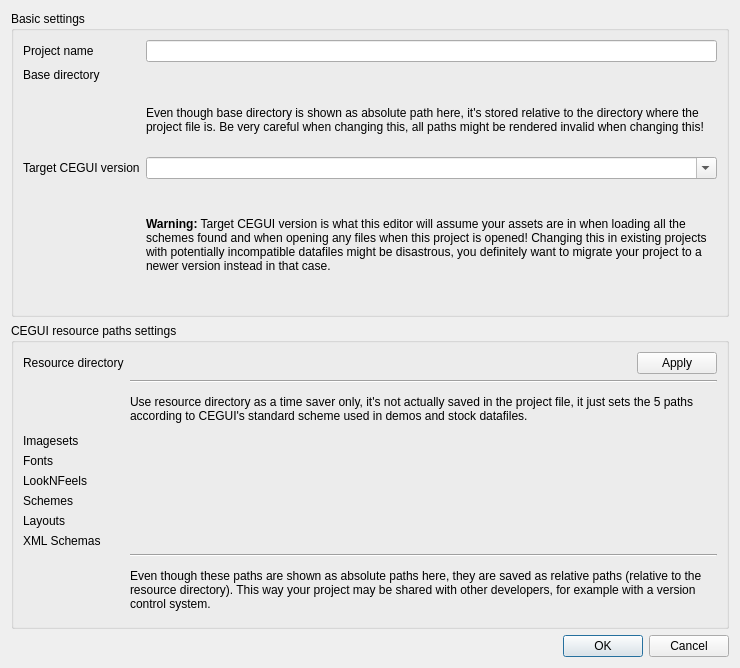
First picture: the form in ceed/ui/ProjectSettingsDialog.ui, repository timbaker/ceed, before the edit.
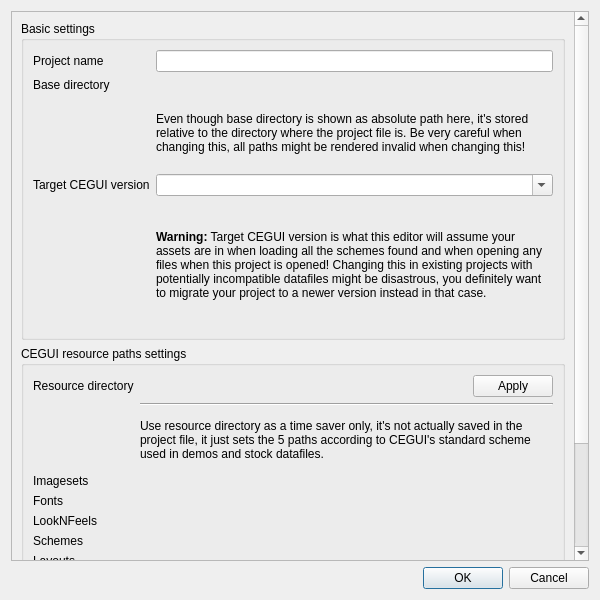
Second picture: the form after the edit. Custom widgets are drawn as their Qt base class.

Commit message: Make the project settings window scrollable, so that it works better on small screens

Patch:
```diff
--- a/ceed/ui/ProjectSettingsDialog.ui
+++ b/ceed/ui/ProjectSettingsDialog.ui
@@ -6,13 +6,28 @@
    <rect>
     <x>0</x>
     <y>0</y>
-    <width>740</width>
-    <height>668</height>
+    <width>600</width>
+    <height>600</height>
    </rect>
   </property>
   <property name="windowTitle">
    <string>Project settings</string>
   </property>
+  <layout class="QVBoxLayout" name="verticalLayout_2">
+   <item>
+    <widget class="QScrollArea" name="scrollArea">
+     <property name="widgetResizable">
+      <bool>true</bool>
+     </property>
+     <widget class="QWidget" name="scrollAreaWidgetContents_2">
+      <property name="geometry">
+       <rect>
+        <x>0</x>
+        <y>-268</y>
+        <width>562</width>
+        <height>811</height>
+       </rect>
+      </property>
   <layout class="QVBoxLayout" name="verticalLayout">
    <item>
     <widget class="QGroupBox" name="basicSettings">
@@ -20,6 +35,9 @@
       <string>Basic settings</string>
      </property>
      <layout class="QFormLayout" name="formLayout">
+          <property name="fieldGrowthPolicy">
+           <enum>QFormLayout::AllNonFixedFieldsGrow</enum>
+          </property>
       <item row="0" column="0">
        <widget class="QLabel" name="label">
         <property name="text">
@@ -111,14 +129,14 @@
       <property name="fieldGrowthPolicy">
        <enum>QFormLayout::AllNonFixedFieldsGrow</enum>
       </property>
-      <item row="0" column="0">
+          <item row="3" column="0">
        <widget class="QLabel" name="label_3">
         <property name="text">
          <string>Resource directory</string>
         </property>
        </widget>
       </item>
-      <item row="0" column="1">
+          <item row="3" column="1">
        <widget class="QWidget" name="rootDirectoryContainer" native="true">
         <property name="toolTip">
          <string>Setting this automatically sets all the following paths according to CEGUI's usual scheme.</string>
@@ -149,14 +167,14 @@
         </layout>
        </widget>
       </item>
-      <item row="1" column="1">
+          <item row="4" column="1">
        <widget class="Line" name="line_2">
         <property name="orientation">
          <enum>Qt::Horizontal</enum>
         </property>
        </widget>
       </item>
-      <item row="2" column="1">
+          <item row="5" column="1">
        <widget class="QLabel" name="label_9">
         <property name="text">
          <string>Use resource directory as a time saver only, it's not actually saved in the project file, it just sets the 5 paths according to CEGUI's standard scheme used in demos and stock datafiles.</string>
@@ -166,64 +184,74 @@
         </property>
        </widget>
       </item>
-      <item row="3" column="0">
+          <item row="6" column="0">
        <widget class="QLabel" name="label_4">
         <property name="text">
          <string>Imagesets</string>
         </property>
        </widget>
       </item>
-      <item row="3" column="1">
+          <item row="6" column="1">
        <widget class="FileLineEdit" name="imagesetsPath" native="true"/>
       </item>
-      <item row="4" column="0">
+          <item row="7" column="0">
        <widget class="QLabel" name="label_5">
         <property name="text">
          <string>Fonts</string>
         </property>
        </widget>
       </item>
-      <item row="4" column="1">
+          <item row="7" column="1">
        <widget class="FileLineEdit" name="fontsPath" native="true"/>
       </item>
-      <item row="5" column="0">
+          <item row="8" column="0">
        <widget class="QLabel" name="label_7">
         <property name="text">
          <string>LookNFeels</string>
         </property>
        </widget>
       </item>
-      <item row="5" column="1">
+          <item row="8" column="1">
        <widget class="FileLineEdit" name="looknfeelsPath" native="true"/>
       </item>
-      <item row="6" column="0">
+          <item row="9" column="0">
        <widget class="QLabel" name="label_6">
         <property name="text">
          <string>Schemes</string>
         </property>
        </widget>
       </item>
-      <item row="6" column="1">
+          <item row="9" column="1">
        <widget class="FileLineEdit" name="schemesPath" native="true"/>
       </item>
-      <item row="7" column="0">
+          <item row="10" column="0">
        <widget class="QLabel" name="label_8">
         <property name="text">
          <string>Layouts</string>
         </property>
        </widget>
       </item>
-      <item row="7" column="1">
+          <item row="10" column="1">
        <widget class="FileLineEdit" name="layoutsPath" native="true"/>
       </item>
-      <item row="9" column="1">
+          <item row="11" column="0">
+           <widget class="QLabel" name="label_14">
+            <property name="text">
+             <string>XML Schemas</string>
+            </property>
+           </widget>
+          </item>
+          <item row="11" column="1">
+           <widget class="FileLineEdit" name="xmlSchemasPath" native="true"/>
+          </item>
+          <item row="13" column="1">
        <widget class="Line" name="line">
         <property name="orientation">
          <enum>Qt::Horizontal</enum>
         </property>
        </widget>
       </item>
-      <item row="10" column="1">
+          <item row="14" column="1">
        <widget class="QLabel" name="label_12">
         <property name="sizePolicy">
          <sizepolicy hsizetype="MinimumExpanding" vsizetype="Preferred">
@@ -239,17 +267,11 @@
         </property>
        </widget>
       </item>
-      <item row="8" column="1">
-       <widget class="FileLineEdit" name="xmlSchemasPath" native="true"/>
-      </item>
-      <item row="8" column="0">
-       <widget class="QLabel" name="label_14">
-        <property name="text">
-         <string>XML Schemas</string>
-        </property>
+         </layout>
        </widget>
       </item>
      </layout>
+     </widget>
     </widget>
    </item>
    <item>
```
Left out of the diff: 6 changed lines with no effect on the pictures. Lines whose indentation alone changed are shown as unchanged.
